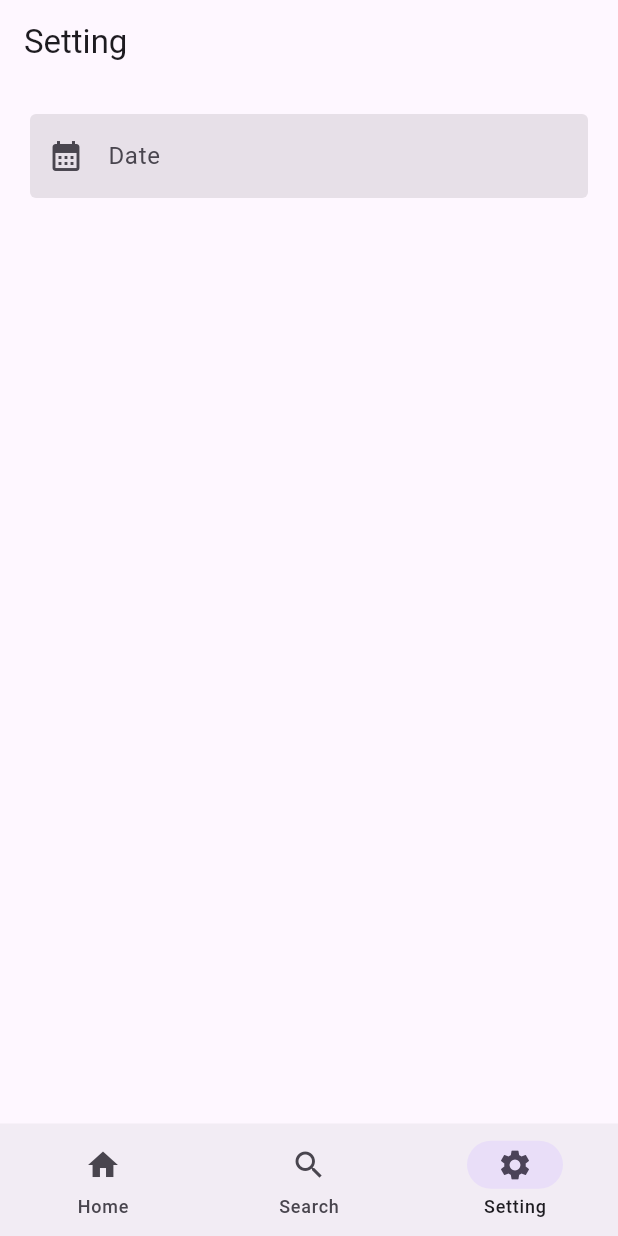
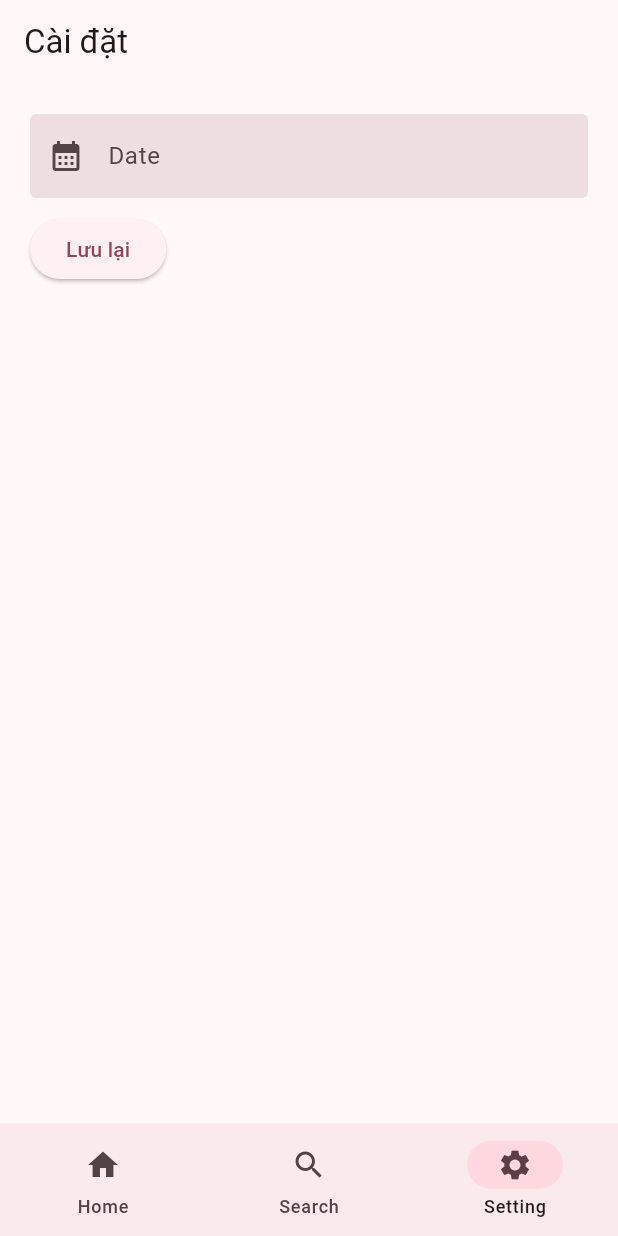
Before and after one commit to minhkhoablieu/been-together, a Flutter app: the screen it shows after launch, item 3 of the bottom bar chosen, on a phone screen of 412 x 824 dp. Run offline on Flutter 3.47's test engine with Material 3 defaults, Android fonts, the phone set to English and light mode, and no system bars; our stand-ins replace bloc, equatable, google_fonts.

Commit message:
Update Setting Datepicker

```diff
--- a/lib/features/setting/presentation/screens/setting_screen.dart
+++ b/lib/features/setting/presentation/screens/setting_screen.dart
@@ -1,4 +1,5 @@
 import 'package:been_together/features/setting/presentation/screens/widgets/date_picker.dart';
+import 'package:flutter/foundation.dart';
 import 'package:flutter/material.dart';
 
 class SettingScreen extends StatefulWidget {
@@ -9,17 +10,32 @@ class SettingScreen extends StatefulWidget {
 }
 
 class _SettingScreenState extends State<SettingScreen> {
+
+  final TextEditingController _controller = TextEditingController();
+
   @override
   Widget build(BuildContext context) {
     return Scaffold(
       appBar: AppBar(
-        title: const Text('Setting'),
+        title: const Text('Cài đặt'),
       ),
       body: Container(
         padding: const EdgeInsets.all(20),
-        child: const Column(
+        child: Column(
+          crossAxisAlignment: CrossAxisAlignment.start,
           children: [
-            DatePicker()
+            DatePicker(
+              controller: _controller,
+            ),
+            const SizedBox(height: 10),
+            ElevatedButton(
+              onPressed: () {
+                if (kDebugMode) {
+                  print(_controller.value.text);
+                }
+              },
+              child: const Text('Lưu lại'),
+            ),
           ],
         ),
       ),
--- a/lib/features/setting/presentation/screens/widgets/date_picker.dart
+++ b/lib/features/setting/presentation/screens/widgets/date_picker.dart
@@ -1,19 +1,21 @@
 import 'package:flutter/material.dart';
 
 class DatePicker extends StatefulWidget {
-  const DatePicker({super.key});
+
+  final TextEditingController controller;
+
+  const DatePicker({super.key, required this.controller});
 
   @override
   State<DatePicker> createState() => _DatePickerState();
 }
 
 class _DatePickerState extends State<DatePicker> {
-  final TextEditingController _dateController = TextEditingController();
 
   @override
   Widget build(BuildContext context) {
     return TextField(
-      controller: _dateController,
+      controller: widget.controller,
       decoration: const InputDecoration(
         labelText: 'Date',
         filled: true,
@@ -41,7 +43,7 @@ class _DatePickerState extends State<DatePicker> {
 
     if (picked != null) {
       setState(() {
-        _dateController.text = picked.toString().split(" ")[0];
+        widget.controller.text = picked.toString().split(" ")[0];
       });
     }
   }
--- a/lib/main.dart
+++ b/lib/main.dart
@@ -14,7 +14,7 @@ class MyApp extends StatelessWidget {
     return MaterialApp(
       title: 'Flutter Demo',
       theme: ThemeData(
-        colorScheme: ColorScheme.fromSeed(seedColor: Colors.deepPurple),
+        colorScheme: ColorScheme.fromSeed(seedColor: const Color(0xFFFD7899)),
         useMaterial3: true,
       ),
       home: const Navigation(),
```
